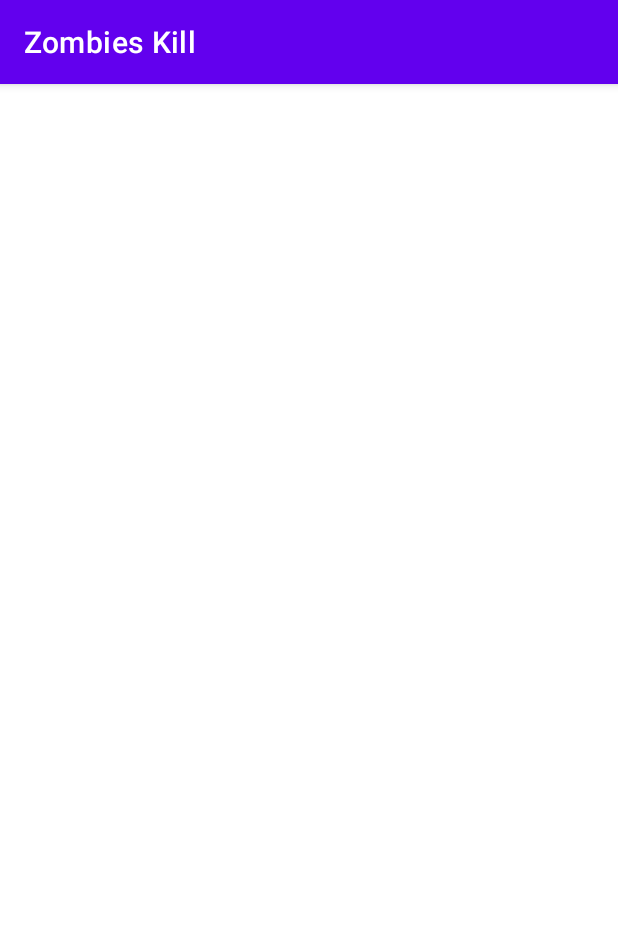
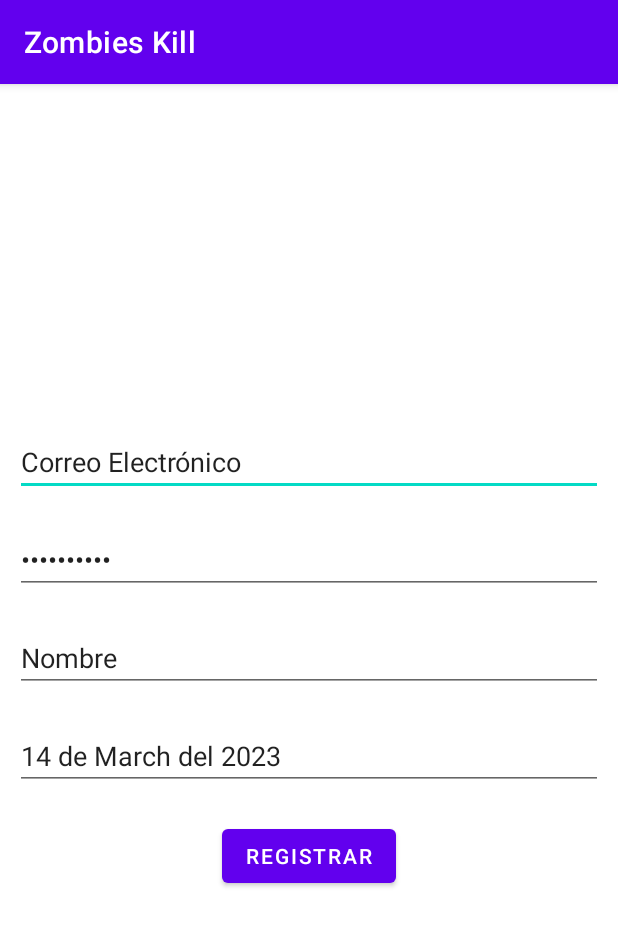
Before and after one commit to MarioAM96/ZombiesKill, an Android app: the Registro screen opened directly, with no data from a screen before it, on a phone screen of 412 x 824 dp. Shown: the top 926 px of the screen. Run offline under Robolectric (Android 15) with nearby library versions, the phone set to English and light mode, and no system bars; our stand-ins replace Firebase (no records; nobody signed in at launch, a user with empty details on screens opened directly).

Commit message:
Base de datos

```diff
--- a/app/build.gradle
+++ b/app/build.gradle
@@ -35,6 +35,9 @@ dependencies {
     implementation 'com.google.android.material:material:1.8.0'
     implementation 'androidx.constraintlayout:constraintlayout:2.1.4'
     testImplementation 'junit:junit:4.13.2'
+    implementation 'com.google.android.material:material:1.8.0'       /*DISEÑO*/
+    implementation 'com.google.firebase:firebase-auth:21.1.0'           /*AUTENTICACIÓN*/
+    implementation 'com.google.firebase:firebase-database:20.1.0'  /*BASE DATS*/
     implementation platform('com.google.firebase:firebase-bom:31.2.3')
     implementation 'com.google.firebase:firebase-analytics'
     androidTestImplementation 'androidx.test.ext:junit:1.1.5'
--- a/app/src/main/AndroidManifest.xml
+++ b/app/src/main/AndroidManifest.xml
@@ -11,6 +11,9 @@
         android:supportsRtl="true"
         android:theme="@style/Theme.ZombiesKill"
         tools:targetApi="31">
+        <activity
+            android:name=".Menu"
+            android:exported="false" />
         <activity
             android:name=".Registro"
             android:exported="false" />
--- a/app/src/main/java/com/example/zombieskill/Registro.java
+++ b/app/src/main/java/com/example/zombieskill/Registro.java
@@ -1,14 +1,116 @@
 package com.example.zombieskill;
 
+import androidx.annotation.NonNull;
 import androidx.appcompat.app.AppCompatActivity;
 
+import android.content.Intent;
 import android.os.Bundle;
+import android.util.Patterns;
+import android.view.View;
+import android.widget.Button;
+import android.widget.EditText;
+import android.widget.TextView;
+import android.widget.Toast;
+
+import com.google.android.gms.common.internal.Objects;
+import com.google.android.gms.tasks.OnCompleteListener;
+import com.google.android.gms.tasks.OnFailureListener;
+import com.google.android.gms.tasks.Task;
+import com.google.firebase.auth.AuthResult;
+import com.google.firebase.auth.FirebaseAuth;
+import com.google.firebase.auth.FirebaseUser;
+import com.google.firebase.database.DatabaseReference;
+import com.google.firebase.database.FirebaseDatabase;
+
+import java.text.SimpleDateFormat;
+import java.util.Date;
+import java.util.HashMap;
 
 public class Registro extends AppCompatActivity {
 
+    EditText Correo, Password, Nombre;
+    TextView Fecha;
+    Button Registro;
+    FirebaseAuth auth; //Autentificacion de Firebase
     @Override
     protected void onCreate(Bundle savedInstanceState) {
         super.onCreate(savedInstanceState);
         setContentView(R.layout.activity_registro);
+
+        Correo = findViewById(R.id.correoEt);
+        Password = findViewById(R.id.passEt);
+        Nombre = findViewById(R.id.nombreEt);
+        Fecha = findViewById(R.id.fechaTxt);
+        Registro = findViewById(R.id.Registrar);
+
+        auth = FirebaseAuth.getInstance();
+
+        Date date = new Date();
+        SimpleDateFormat fecha = new SimpleDateFormat("d 'de' MMMM 'del' YYYY");
+        String StringFecha = fecha.format(date);
+        Fecha.setText(StringFecha);
+
+        Registro.setOnClickListener(new View.OnClickListener() {
+                  public void onClick(View view){
+                      String email = Correo.getText().toString();
+                      String password = Password.getText().toString();
+
+                      //Validacion
+                      if (!Patterns.EMAIL_ADDRESS.matcher(email).matches()){
+                          Correo.setError("Correno no válido");
+                          Correo.setFocusable(true);
+                      } else if (password.length()<6) {
+                          Password.setError("La contraseña debe tener almenos 6 caractes");
+                          Password.setFocusable(true);
+                      }else {
+                          RegistrarJugador(email,password);
+                      }
+                  }
+        });
+    }
+
+    //METODO PARA EL REGISTRO DEL JUGADOR
+    private void RegistrarJugador(String email, String password) {
+        auth.createUserWithEmailAndPassword(email, password).addOnCompleteListener(new OnCompleteListener<AuthResult>() {
+            @Override
+            public void onComplete(@NonNull Task<AuthResult> task) {
+            //SI EL JUGADOR FUE REGISTRADO CORRECTAMENTE
+                if(task.isSuccessful()) {
+                    FirebaseUser user = auth.getCurrentUser();
+
+                    int contador = 0;
+
+                    assert user != null; //EL USUARIO NO DEBE SER NULO
+                    String uidString = user.getUid();
+                    String correoString = Correo.getText().toString();
+                    String passString = Password.getText().toString();
+                    String nombreString = Nombre.getText().toString();
+                    String fechaString = Fecha.getText().toString();
+
+                    HashMap<Object, Object> DatosJUGADOR = new HashMap<>();
+                    DatosJUGADOR.put("Uid", uidString);
+                    DatosJUGADOR.put("Email", correoString);
+                    DatosJUGADOR.put("Password", passString);
+                    DatosJUGADOR.put("Nombres", nombreString);
+                    DatosJUGADOR.put("Fecha", fechaString);
+                    DatosJUGADOR.put("Zombies", contador);
+
+                    FirebaseDatabase database = FirebaseDatabase.getInstance(); //INSTANCIA DE BASE DE DATOS
+                    DatabaseReference reference = database.getReference("ZOMBIES KILL DB"); //NOMBRE ASIGNADO A LA BASE DE DATOS
+                    reference.child(uidString).setValue(DatosJUGADOR);
+                    startActivity(new Intent(Registro.this,Menu.class));
+                    Toast.makeText(Registro.this, "USUARIO REGISTRADO CON ÉXITO", Toast.LENGTH_SHORT).show();
+                    finish();
+                }else {
+                    Toast.makeText(Registro.this, "HA OCURRIDO UN ERROR", Toast.LENGTH_SHORT).show();
+                }
+            }
+        }).addOnFailureListener(new OnFailureListener() {
+            //SI FALLA EL REGISTRO
+            @Override
+            public void onFailure(@NonNull Exception e) {
+                Toast.makeText(Registro.this, ""+e.getMessage(), Toast.LENGTH_SHORT).show();
+            }
+        });
     }
 }
--- a/app/src/main/res/layout/activity_registro.xml
+++ b/app/src/main/res/layout/activity_registro.xml
@@ -1,9 +1,64 @@
 <?xml version="1.0" encoding="utf-8"?>
-<androidx.constraintlayout.widget.ConstraintLayout xmlns:android="http://schemas.android.com/apk/res/android"
+<RelativeLayout
+    xmlns:android="http://schemas.android.com/apk/res/android"
     xmlns:app="http://schemas.android.com/apk/res-auto"
     xmlns:tools="http://schemas.android.com/tools"
     android:layout_width="match_parent"
     android:layout_height="match_parent"
     tools:context=".Registro">
 
-</androidx.constraintlayout.widget.ConstraintLayout>
+    <androidx.appcompat.widget.LinearLayoutCompat
+        android:layout_width="match_parent"
+        android:layout_height="match_parent"
+        android:orientation="vertical"
+        android:padding="10dp"
+        android:gravity="center">
+
+        <EditText
+            android:id="@+id/correoEt"
+            android:text="@string/correoEt"
+            android:layout_width="match_parent"
+            android:layout_height="wrap_content"
+            android:inputType="textEmailAddress"
+            android:importantForAutofill="no">
+        </EditText>
+
+        <EditText
+            android:id="@+id/passEt"
+            android:text="@string/passEt"
+            android:layout_marginTop="20sp"
+            android:layout_width="match_parent"
+            android:layout_height="wrap_content"
+            android:inputType="textPassword"
+            android:importantForAutofill="no">
+        </EditText>
+
+        <EditText
+            android:id="@+id/nombreEt"
+            android:text="@string/nombreEt"
+            android:layout_marginTop="20sp"
+            android:layout_width="match_parent"
+            android:layout_height="wrap_content"
+            android:inputType="text"
+            android:importantForAutofill="no">
+        </EditText>
+
+        <EditText
+            android:id="@+id/fechaTxt"
+            android:text="@string/fechaTxt"
+            android:layout_marginTop="20sp"
+            android:layout_width="match_parent"
+            android:layout_height="wrap_content">
+        </EditText>
+
+        <Button
+            android:id="@+id/Registrar"
+            android:text="@string/Registrar"
+            android:layout_marginTop="20sp"
+            android:layout_width="wrap_content"
+            android:layout_height="wrap_content"/>
+
+
+    </androidx.appcompat.widget.LinearLayoutCompat>
+
+</RelativeLayout>
--- a/app/src/main/res/values/strings.xml
+++ b/app/src/main/res/values/strings.xml
@@ -2,4 +2,10 @@
     <string name="app_name">Zombies Kill</string>
     <string name="BTNLOGIN">login</string>
     <string name="BTNREGISTRO">Registro</string>
+
+    <string name="correoEt">Correo Electrónico</string>
+    <string name="passEt">Contraseña</string>
+    <string name="nombreEt">Nombre</string>
+    <string name="fechaTxt">Fecha</string>
+    <string name="Registrar">Registrar</string>
 </resources>
```
Also changed, not shown: app/src/main/java/com/example/zombieskill/Menu.java (added, +14 -0 lines), app/src/main/res/layout/activity_menu.xml (added, +9 -0 lines).
